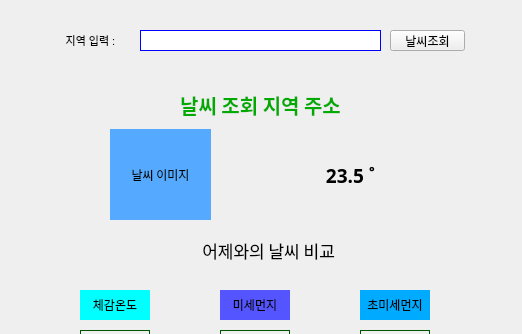
pjseok/weatherApp-20231102, file ui/weatherAppUi.ui: the form before one commit; both pictures show x 0 to 522 and y 0 to 334 of the 522 by 489 pixel window.
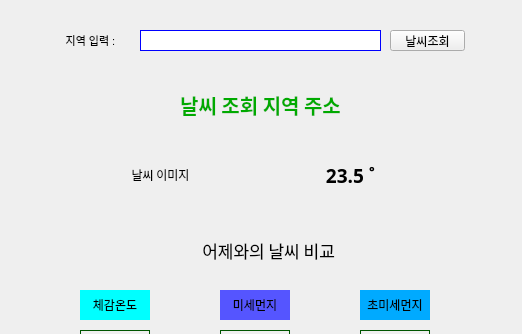
The form after the commit.

```diff
--- a/ui/weatherAppUi.ui
+++ b/ui/weatherAppUi.ui
@@ -103,10 +103,6 @@
       <family>나눔고딕</family>
      </font>
     </property>
-    <property name="styleSheet">
-     <string notr="true">
-background-color: rgb(85, 170, 255);</string>
-    </property>
     <property name="text">
      <string>날씨 이미지</string>
     </property>
```
